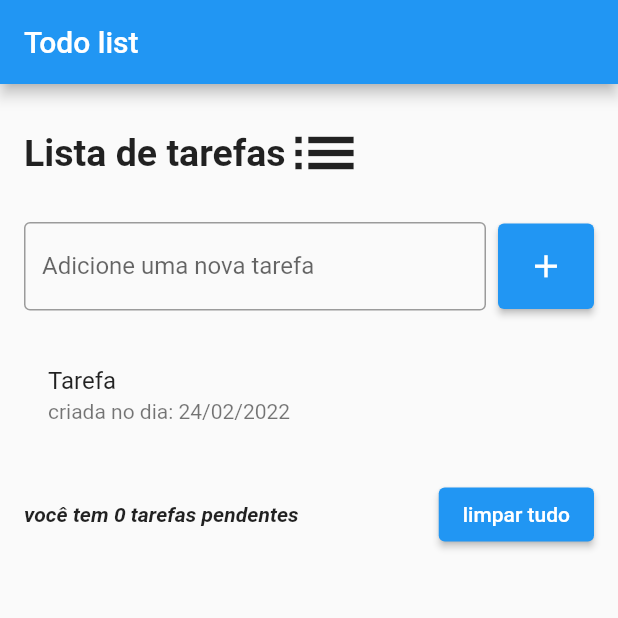
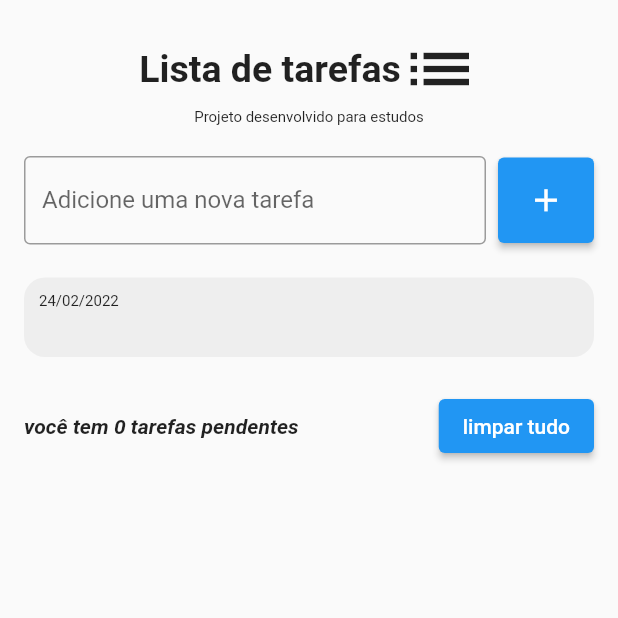
Before and after one commit to pedrolgsoares/todo_list, a Flutter app: the screen it shows after launch, after a tap on the "add" icon, on a phone screen of 412 x 824 dp, the top half of it. Run offline on Flutter 3.47's test engine with Material 2 defaults, Android fonts, the phone set to English and light mode, and no system bars.

Commit message:
Criado widget de itens e corrigido o bug de overflow

```diff
--- a/lib/app/pages/todo_page.dart
+++ b/lib/app/pages/todo_page.dart
@@ -1,6 +1,7 @@
 // ignore_for_file: unused_element, avoid_print
 
 import 'package:flutter/material.dart';
+import 'package:todo_list/app/pages/widgets/todo_item.dart';
 
 class TodoPage extends StatefulWidget {
   const TodoPage({Key? key}) : super(key: key);
@@ -17,8 +18,10 @@ class _TodoPageState extends State<TodoPage> {
 
   @override
   Widget build(BuildContext context) {
-    return Scaffold(
-      appBar: AppBar(title: const Text('Todo list')),
+    return SafeArea(
+      child: Scaffold(
+        //! CRIAR UMA APP BAR PERSONALIZADA
+        // appBar: AppBar(title: const Text('Todo list')),
         body: Center(
           child: Container(
             padding: const EdgeInsets.symmetric(horizontal: 16),
@@ -36,14 +39,21 @@ class _TodoPageState extends State<TodoPage> {
             ),
           ),
         ),
+      ),
     );
   }
 
-  Widget _buildHeaderList() => Row(
+  Widget _buildHeaderList() => Column(
+        children: [
+          Row(
+             mainAxisAlignment: MainAxisAlignment.center,
             children: const [
               Text('Lista de tarefas',
                   style: TextStyle(fontWeight: FontWeight.w600, fontSize: 25)),
-          Icon(Icons.list, size: 52)
+              Icon(Icons.list, size: 52),
+            ],
+          ),
+          const Text('Projeto desenvolvido para estudos', style: TextStyle( fontSize: 10),),
         ],
       );
 
@@ -75,6 +85,18 @@ class _TodoPageState extends State<TodoPage> {
         ],
       );
 
+  Widget _buildListView() => Flexible(
+    child: ListView(
+          shrinkWrap: true,
+          children: [
+            for (String todo in todos)
+              TodoItem(
+                title: todo,
+              ),
+          ],
+        ),
+  );
+
   Widget _buildRowInfoButton() => Row(
         children: [
           const Expanded(
@@ -89,20 +111,4 @@ class _TodoPageState extends State<TodoPage> {
           ),
         ],
       );
-
-  Widget _buildListView() => Flexible(
-    child: ListView(
-          shrinkWrap: true,
-          children: [
-            for (String todo in todos)
-              ListTile(
-                title:  Text('Tarefa $todo'),
-                subtitle: const Text('criada no dia: 24/02/2022'),
-                onTap: () {
-                  print('Clicado na tarefa $todo');
-                },
-              ),
-          ],
-        ),
-  );
 }
--- /dev/null
+++ b/lib/app/pages/widgets/todo_item.dart
@@ -0,0 +1,27 @@
+import 'package:flutter/material.dart';
+
+class TodoItem extends StatelessWidget {
+
+  const TodoItem({ Key? key, required this.title}) : super(key: key);
+
+  final String title;
+
+  @override
+  Widget build(BuildContext context) {
+    return Container(
+      decoration: BoxDecoration(
+        color: Colors.grey[200],
+        borderRadius: BorderRadius.circular(14.0),
+      ),
+      margin: const EdgeInsets.symmetric(vertical: 2),
+      padding: const EdgeInsets.all(10),
+      child: Column(
+        crossAxisAlignment: CrossAxisAlignment.start,
+        children:  [
+          const Text('24/02/2022', style: TextStyle(fontSize: 10),),
+          Text(title, style: const TextStyle(fontSize: 18, fontWeight: FontWeight.w600),)
+        ],
+      ),
+    );
+  }
+}
```
Lines whose indentation alone changed are shown as unchanged.
